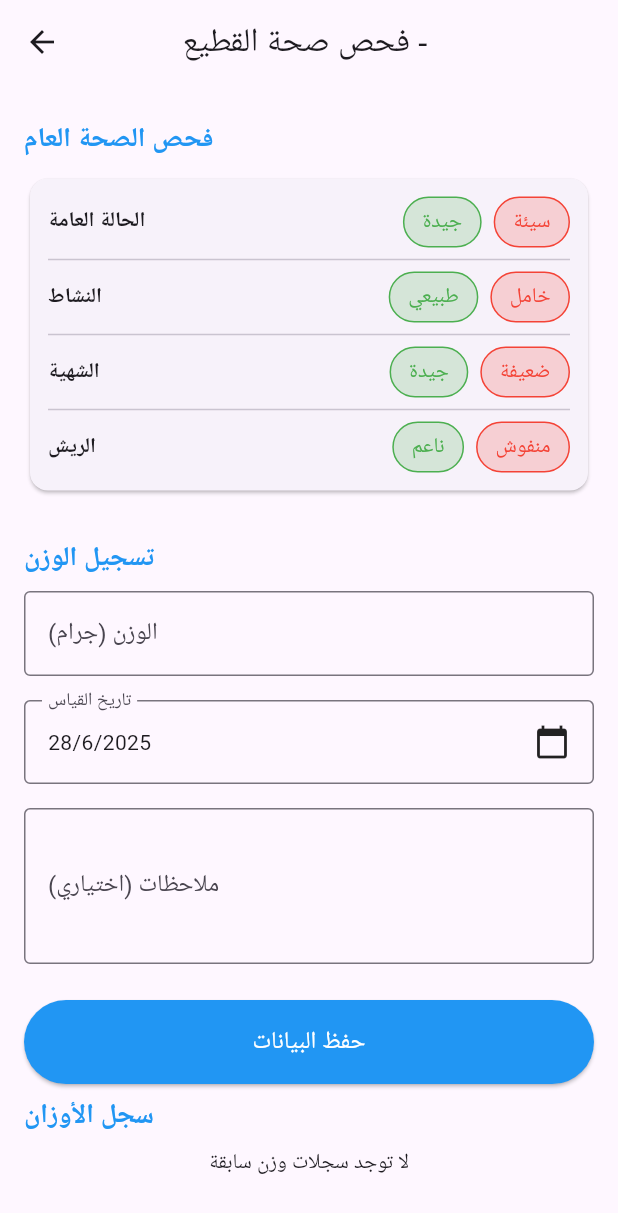
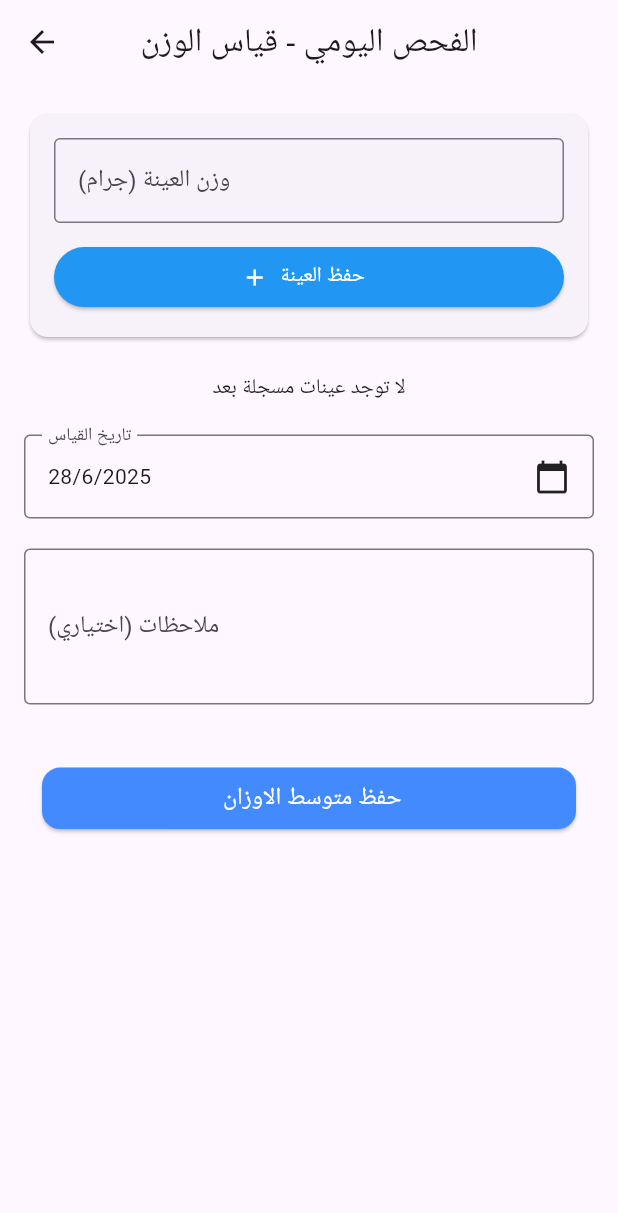
Before and after one commit to eng-abdallahyasser/poultry-manager, a Flutter app: the FlockDetailsView screen opened directly with empty values, after a tap on "فحص يومي", on a phone screen of 412 x 824 dp. Shown: the top 1213 px of the screen. Run offline on Flutter 3.47's test engine with Material 3 defaults, Android fonts, the phone set to English and light mode, and no system bars; our stand-ins replace get, shared_preferences; accounts and stored records are empty; statements that could not run were skipped.

Commit message:
`Removed HealthCheckScreen and added DailyCheckScreen functionality to FlockDetailsView`

```diff
--- a/lib/data/models/flok.dart
+++ b/lib/data/models/flok.dart
@@ -21,7 +21,7 @@ class Flock {
   final String notes;
   List<BirdModification> modifications;
   List<DailyFeeding> feedingRecords;
-  final List<WeightRecord> weightRecords;
+  List<WeightRecord> weightRecords;
 
   Flock({
     required this.id,
--- /dev/null
+++ b/lib/modules/dashboard/daily_check_screen.dart
@@ -0,0 +1,247 @@
+import 'package:flutter/material.dart';
+import 'package:get/get.dart';
+import 'package:poultry_manager/data/models/weight_record.dart';
+import 'package:poultry_manager/modules/global_widgets/custom_btn.dart';
+
+class DailyCheckScreen extends StatefulWidget {
+  final Function(WeightRecord) onSave;
+
+  const DailyCheckScreen({super.key, required this.onSave});
+
+  @override
+  State<DailyCheckScreen> createState() => _DailyCheckScreenState();
+}
+
+class _DailyCheckScreenState extends State<DailyCheckScreen> {
+  final _formKey = GlobalKey<FormState>();
+  final _weightController = TextEditingController();
+  final _notesController = TextEditingController();
+  final List<int> _sampleWeights = []; // Local state only
+  DateTime _selectedDate = DateTime.now();
+
+  @override
+  Widget build(BuildContext context) {
+    return Scaffold(
+      appBar: AppBar(
+        title: const Text('الفحص اليومي - قياس الوزن'),
+        centerTitle: true,
+      ),
+      body: SingleChildScrollView(
+        padding: const EdgeInsets.all(16),
+        child: Form(
+          key: _formKey,
+          child: Column(
+            children: [
+              // Weight Input Section
+              _buildWeightInputSection(),
+              const SizedBox(height: 20),
+
+              // Sample Weights Display
+              _buildSampleWeightsList(),
+              const SizedBox(height: 20),
+
+              // Date Picker
+              _buildDatePicker(),
+              const SizedBox(height: 20),
+
+              // Notes
+              _buildNotesField(),
+              const SizedBox(height: 30),
+
+              // Action Buttons
+              CustomBtn(title: ' حفظ متوسط الاوزان', onTap: _submitForm),
+            ],
+          ),
+        ),
+      ),
+    );
+  }
+
+  Widget _buildDatePicker() {
+    return InkWell(
+      onTap: () async {
+        final DateTime? picked = await showDatePicker(
+          context: Get.context!,
+          initialDate: _selectedDate,
+          firstDate: DateTime(2000),
+          lastDate: DateTime.now(),
+        );
+        if (picked != null && picked != _selectedDate) {
+          _selectedDate = picked;
+        }
+      },
+      child: InputDecorator(
+        decoration: const InputDecoration(
+          labelText: 'تاريخ القياس',
+          border: OutlineInputBorder(),
+        ),
+        child: Row(
+          mainAxisAlignment: MainAxisAlignment.spaceBetween,
+          children: [
+            Text(
+              '${_selectedDate.day}/${_selectedDate.month}/${_selectedDate.year}',
+            ),
+            const Icon(Icons.calendar_today),
+          ],
+        ),
+      ),
+    );
+  }
+
+  Widget _buildNotesField() {
+    return TextFormField(
+      controller: _notesController,
+      decoration: const InputDecoration(
+        labelText: 'ملاحظات (اختياري)',
+        border: OutlineInputBorder(),
+      ),
+      maxLines: 3,
+    );
+  }
+
+  Widget _buildWeightInputSection() {
+    return Card(
+      child: Padding(
+        padding: const EdgeInsets.all(16),
+        child: Column(
+          children: [
+            TextFormField(
+              controller: _weightController,
+              decoration: const InputDecoration(
+                labelText: 'وزن العينة (جرام)',
+                border: OutlineInputBorder(),
+                suffixText: 'جرام',
+              ),
+              keyboardType: TextInputType.number,
+              validator: (value) {
+                if (value == null || value.isEmpty) return 'الرجاء إدخال الوزن';
+                if (int.tryParse(value) == null) return 'الرجاء إدخال رقم صحيح';
+                return null;
+              },
+            ),
+            const SizedBox(height: 12),
+            SizedBox(
+              width: double.infinity,
+              child: ElevatedButton.icon(
+                icon: const Icon(Icons.add),
+                label: const Text('حفظ العينة'),
+                onPressed: _addSampleWeight,
+                style: ElevatedButton.styleFrom(
+                  backgroundColor: Colors.blue,
+                  foregroundColor: Colors.white,
+                ),
+              ),
+            ),
+          ],
+        ),
+      ),
+    );
+  }
+
+  Widget _buildSampleWeightsList() {
+    if (_sampleWeights.isEmpty) {
+      return const Center(child: Text('لا توجد عينات مسجلة بعد'));
+    }
+
+    final avg = _calculateAverageWeight();
+
+    return Card(
+      child: Padding(
+        padding: const EdgeInsets.all(16),
+        child: Column(
+          children: [
+            Row(
+              mainAxisAlignment: MainAxisAlignment.spaceBetween,
+              children: [
+                Text('عينة \u200e${_sampleWeights.length} '),
+
+                const Text(
+                  ' : العدد ',
+                  style: TextStyle(fontWeight: FontWeight.bold),
+                ),
+                Text('كجم \u200e${(avg / 1000).toStringAsFixed(2)} '),
+
+                const Text(
+                  ' :المتوسط',
+                  style: TextStyle(fontWeight: FontWeight.bold),
+                ),
+              ],
+            ),
+            const Divider(height: 20),
+            Wrap(
+              spacing: 8,
+              runSpacing: 8,
+              children:
+                  _sampleWeights
+                      .map(
+                        (weight) => Chip(
+                          label: Text('${weight} جم'),
+                          deleteIcon: const Icon(Icons.close, size: 18),
+                          onDeleted: () => _removeSampleWeight(weight),
+                        ),
+                      )
+                      .toList(),
+            ),
+          ],
+        ),
+      ),
+    );
+  }
+
+  // ... keep other methods (_buildDatePicker, _buildNotesField, _buildActionButtons) the same ...
+
+  void _addSampleWeight() {
+    if (_formKey.currentState!.validate()) {
+      setState(() {
+        _sampleWeights.add(int.parse(_weightController.text));
+        _weightController.clear();
+      });
+    }
+  }
+
+  void _removeSampleWeight(int weight) {
+    setState(() {
+      _sampleWeights.remove(weight);
+    });
+  }
+
+  int _calculateAverageWeight() {
+    if (_sampleWeights.isEmpty) return 0;
+    return (_sampleWeights.reduce((a, b) => a + b) / _sampleWeights.length)
+        .round();
+  }
+
+  void _submitForm() {
+    if (_sampleWeights.isEmpty) {
+      Get.snackbar(
+        'خطأ',
+        'الرجاء إدخال عينات الوزن أولاً',
+        backgroundColor: Colors.red,
+        colorText: Colors.white,
+      );
+      return;
+    }
+
+    final record = WeightRecord(
+      date: _selectedDate,
+      weightInGrams: _calculateAverageWeight(),
+      notes: _notesController.text.isNotEmpty ? _notesController.text : null,
+    );
+
+    widget.onSave(record);
+    Get.back();
+    Get.snackbar(
+      'تم الحفظ',
+      'تم تسجيل الوزن المتوسط بنجاح',
+      backgroundColor: Colors.green,
+      colorText: Colors.white,
+    );
+  }
+
+  @override
+  void dispose() {
+    _weightController.dispose();
+    _notesController.dispose();
+    super.dispose();
+  }
+}
--- a/lib/modules/dashboard/dashboard_screen.dart
+++ b/lib/modules/dashboard/dashboard_screen.dart
@@ -2,7 +2,6 @@ import 'package:flutter/material.dart';
 import 'package:get/get.dart';
 import 'package:poultry_manager/core/routes/routes.dart';
 import 'package:poultry_manager/modules/dashboard/flok_card.dart';
-import 'package:poultry_manager/modules/dashboard/flok_details_screen.dart';
 import 'package:poultry_manager/modules/global_widgets/custom_btn.dart';
 import 'package:poultry_manager/modules/global_widgets/main_scaffold.dart';
 import 'dashboard_controller.dart';
--- a/lib/modules/dashboard/flock_stats_card.dart
+++ b/lib/modules/dashboard/flock_stats_card.dart
@@ -78,14 +78,14 @@ class FlockStatsCard extends StatelessWidget {
       crossAxisSpacing: 8,
       mainAxisSpacing: 8,
       children: [
-        _buildStatItem('العمر', '${flock.ageInDays} يوم', Icons.calendar_today),
+        _buildStatItem('العمر', 'يوم \u200e${flock.ageInDays} ', Icons.calendar_today),
         _buildStatItem('تاريخ البدء', dateFormat.format(flock.date), Icons.date_range),
-        _buildStatItem('متوسط الوزن', '${(flock.averageWeight/1000).toStringAsFixed(2)} كجم', Icons.monitor_weight),
+        _buildStatItem('متوسط الوزن', 'كجم \u200e${(flock.averageWeight/1000).toStringAsFixed(3)} ', Icons.monitor_weight),
         _buildStatItem('معدل التحويل', '${flock.conversionRatePercent.toStringAsFixed(2)} %', Icons.trending_up),
-        _buildStatItem('العدد الكلي', '${flock.count} طائر', Icons.format_list_numbered),
-        _buildStatItem('العدد الحالي', '${flock.currentCount} طائر', Icons.egg),
-        _buildStatItem('عدد البيع', '${flock.soldCount} طائر', Icons.sell),
-        _buildStatItem('عدد النافق', '${flock.deadCount} طائر', Icons.heart_broken),
+        _buildStatItem('العدد الكلي', 'طائر \u200e${flock.count} ', Icons.format_list_numbered),
+        _buildStatItem('العدد الحالي', 'طائر \u200e${flock.currentCount} ', Icons.egg),
+        _buildStatItem('عدد البيع', 'طائر \u200e${flock.soldCount} ', Icons.sell),
+        _buildStatItem('عدد النافق', 'طائر \u200e${flock.deadCount} ', Icons.heart_broken),
       ],
     );
   }
--- a/lib/modules/dashboard/health_check_screen.dart
+++ /dev/null
@@ -1,234 +0,0 @@
-import 'package:flutter/material.dart';
-import 'package:get/get.dart';
-import 'package:poultry_manager/data/models/flok.dart';
-import 'package:poultry_manager/data/models/weight_record.dart';
-import 'package:poultry_manager/modules/dashboard/dashboard_controller.dart';
-
-class HealthCheckScreen extends StatelessWidget {
-  final DashboardController controller = Get.find<DashboardController>();
-  final Flock flock;
-  final _formKey = GlobalKey<FormState>();
-  final _weightController = TextEditingController();
-  final _notesController = TextEditingController();
-  DateTime _selectedDate = DateTime.now();
-
-  HealthCheckScreen({super.key, required this.flock});
-
-  @override
-  Widget build(BuildContext context) {
-    return Scaffold(
-      appBar: AppBar(
-        title: Text('فحص صحة القطيع - ${flock.name}'),
-        centerTitle: true,
-      ),
-      body: SingleChildScrollView(
-        padding: const EdgeInsets.all(16),
-        child: Form(
-          key: _formKey,
-          child: Column(
-            crossAxisAlignment: CrossAxisAlignment.start,
-            children: [
-              // Health Check Section
-              _buildSectionHeader('فحص الصحة العام'),
-              _buildHealthCheckItems(),
-              const SizedBox(height: 20),
-
-              // Weight Recording Section
-              _buildSectionHeader('تسجيل الوزن'),
-              _buildWeightInputField(),
-              const SizedBox(height: 16),
-              _buildDatePicker(),
-              const SizedBox(height: 16),
-              _buildNotesField(),
-              const SizedBox(height: 24),
-              _buildSubmitButton(),
-
-              // Weight History
-              _buildSectionHeader('سجل الأوزان'),
-              _buildWeightHistory(),
-            ],
-          ),
-        ),
-      ),
-    );
-  }
-
-  Widget _buildSectionHeader(String title) {
-    return Padding(
-      padding: const EdgeInsets.symmetric(vertical: 8),
-      child: Text(
-        title,
-        style: const TextStyle(
-          fontSize: 18,
-          fontWeight: FontWeight.bold,
-          color: Colors.blue,
-        ),
-      ),
-    );
-  }
-
-  Widget _buildHealthCheckItems() {
-    return Card(
-      child: Padding(
-        padding: const EdgeInsets.all(12),
-        child: Column(
-          children: [
-            _buildCheckItem('الحالة العامة', 'جيدة', 'سيئة'),
-            const Divider(),
-            _buildCheckItem('النشاط', 'طبيعي', 'خامل'),
-            const Divider(),
-            _buildCheckItem('الشهية', 'جيدة', 'ضعيفة'),
-            const Divider(),
-            _buildCheckItem('الريش', 'ناعم', 'منفوش'),
-          ],
-        ),
-      ),
-    );
-  }
-
-  Widget _buildCheckItem(String label, String goodLabel, String badLabel) {
-    return Row(
-      mainAxisAlignment: MainAxisAlignment.spaceBetween,
-      children: [
-        Text(label, style: const TextStyle(fontWeight: FontWeight.bold)),
-        Row(
-          children: [
-            _buildCheckOption(goodLabel, Colors.green),
-            const SizedBox(width: 8),
-            _buildCheckOption(badLabel, Colors.red),
-          ],
-        ),
-      ],
-    );
-  }
-
-  Widget _buildCheckOption(String label, Color color) {
-    return Container(
-      padding: const EdgeInsets.symmetric(horizontal: 12, vertical: 6),
-      decoration: BoxDecoration(
-        color: color.withOpacity(0.2),
-        borderRadius: BorderRadius.circular(20),
-        border: Border.all(color: color),
-      ),
-      child: Text(label, style: TextStyle(color: color)),
-    );
-  }
-
-  Widget _buildWeightInputField() {
-    return TextFormField(
-      controller: _weightController,
-      decoration: const InputDecoration(
-        labelText: 'الوزن (جرام)',
-        border: OutlineInputBorder(),
-        suffixText: 'جرام',
-      ),
-      keyboardType: TextInputType.number,
-      validator: (value) {
-        if (value == null || value.isEmpty) return 'الرجاء إدخال الوزن';
-        if (int.tryParse(value) == null) return 'الرجاء إدخال رقم صحيح';
-        return null;
-      },
-    );
-  }
-
-  Widget _buildDatePicker() {
-    return InkWell(
-      onTap: () async {
-        final DateTime? picked = await showDatePicker(
-          context: Get.context!,
-          initialDate: _selectedDate,
-          firstDate: DateTime(2000),
-          lastDate: DateTime.now(),
-        );
-        if (picked != null && picked != _selectedDate) {
-          _selectedDate = picked;
-        }
-      },
-      child: InputDecorator(
-        decoration: const InputDecoration(
-          labelText: 'تاريخ القياس',
-          border: OutlineInputBorder(),
-        ),
-        child: Row(
-          mainAxisAlignment: MainAxisAlignment.spaceBetween,
-          children: [
-            Text('${_selectedDate.day}/${_selectedDate.month}/${_selectedDate.year}'),
-            const Icon(Icons.calendar_today),
-          ],
-        ),
-      ),
-    );
-  }
-
-  Widget _buildNotesField() {
-    return TextFormField(
-      controller: _notesController,
-      decoration: const InputDecoration(
-        labelText: 'ملاحظات (اختياري)',
-        border: OutlineInputBorder(),
-      ),
-      maxLines: 3,
-    );
-  }
-
-  Widget _buildSubmitButton() {
-    return SizedBox(
-      width: double.infinity,
-      child: ElevatedButton(
-        onPressed: _submitForm,
-        style: ElevatedButton.styleFrom(
-          padding: const EdgeInsets.symmetric(vertical: 16),
-          backgroundColor: Colors.blue,
-        ),
-        child: const Text(
-          'حفظ البيانات',
-          style: TextStyle(color: Colors.white, fontSize: 16),
-        ),
-      ),
-    );
-  }
-
-  Widget _buildWeightHistory() {
-    if (flock.weightRecords.isEmpty) {
-      return const Center(child: Text('لا توجد سجلات وزن سابقة'));
-    }
-
-    return Card(
-      child: Padding(
-        padding: const EdgeInsets.all(12),
-        child: Column(
-          children: [
-            ...flock.weightRecords.map((record) => Column(
-              children: [
-                ListTile(
-                  leading: const Icon(Icons.monitor_weight, color: Colors.blue),
-                  title: Text('${record.weightInGrams} جرام'),
-                  subtitle: Text('${record.date.day}/${record.date.month}/${record.date.year}'),
-                  trailing: Text('${record.weightInKg.toStringAsFixed(2)} كجم'),
-                ),
-                const Divider(),
-              ],
-            )).toList(),
-          ],
-        ),
-      ),
-    );
-  }
-
-  void _submitForm() {
-    if (_formKey.currentState!.validate()) {
-      final newRecord = WeightRecord(
-        date: _selectedDate,
-        weightInGrams: int.parse(_weightController.text),
-        notes: _notesController.text.isNotEmpty ? _notesController.text : null,
-      );
-
-      // Update the flock - you'll need to implement this in your controller
-      final updatedFlock = flock.copyWith(
-        weightRecords: [...flock.weightRecords, newRecord],
-      );
-      controller.saveAndNavigateToFlockDetails(updatedFlock);
-
-    }
-  }
-}
```
Also changed, not shown: lib/modules/dashboard/dashboard_controller.dart (+30 -1 lines), lib/modules/dashboard/flok_details_screen.dart (+4 -93 lines).
